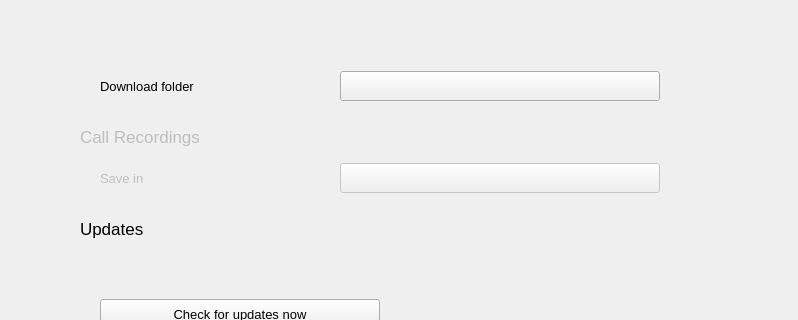
Above: settingswidget.ui from savoirfairelinux/jami-client-windows before the change; both pictures show x 348 to 1146 and y 101 to 421 of the 1146 by 883 pixel window. Below: the same form after it.
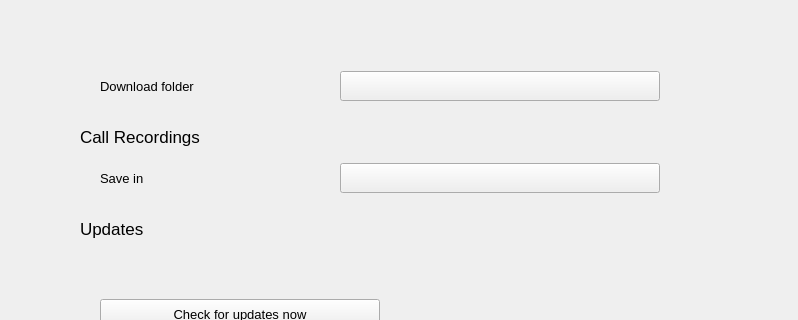
That is the form after the change. Icons and pictures are not drawn. Custom widgets are drawn as their Qt base class.

Commit message: call recording: enable recording ui

Diff of the .ui file:
```diff
--- a/settingswidget.ui
+++ b/settingswidget.ui
@@ -753,7 +753,7 @@
                        <item>
                         <widget class="QLabel" name="label_2">
                          <property name="enabled">
-                          <bool>false</bool>
+                          <bool>true</bool>
                          </property>
                          <property name="font">
                           <font>
@@ -800,7 +800,7 @@
                            <item>
                             <widget class="QLabel" name="label_5">
                              <property name="enabled">
-                              <bool>false</bool>
+                              <bool>true</bool>
                              </property>
                              <property name="font">
                               <font>
@@ -831,7 +831,7 @@
                            <item>
                             <widget class="QPushButton" name="recordPathButton">
                              <property name="enabled">
-                              <bool>false</bool>
+                              <bool>true</bool>
                              </property>
                              <property name="minimumSize">
                               <size>
```
Left out of the diff: 2 changed lines with no effect on the pictures. The commit also changes 1 other file.
